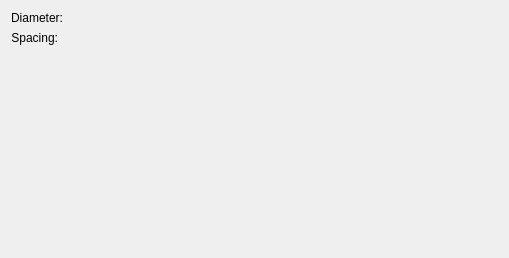
Old version of the form plugins/paintops/roundmarker/kis_roundmarker_option.ui in the repository KDE/krita.
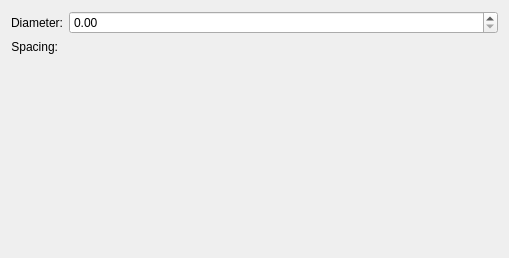
New version of the form. Custom widgets are drawn as their Qt base class.

Commit message:
ui: Fix Designer not rendering KisDoubleSliderSpinBox as QDoubleSpinBox
Part-of: <https://invent.kde.org/graphics/krita/-/merge_requests/1742>

```diff
--- a/plugins/paintops/roundmarker/kis_roundmarker_option.ui
+++ b/plugins/paintops/roundmarker/kis_roundmarker_option.ui
@@ -63,7 +63,7 @@
  <customwidgets>
   <customwidget>
    <class>KisDoubleSliderSpinBox</class>
-   <extends>QWidget</extends>
+   <extends>QDoubleSpinBox</extends>
    <header>kis_slider_spin_box.h</header>
    <container>1</container>
   </customwidget>
```
The commit also changes 54 other files.
